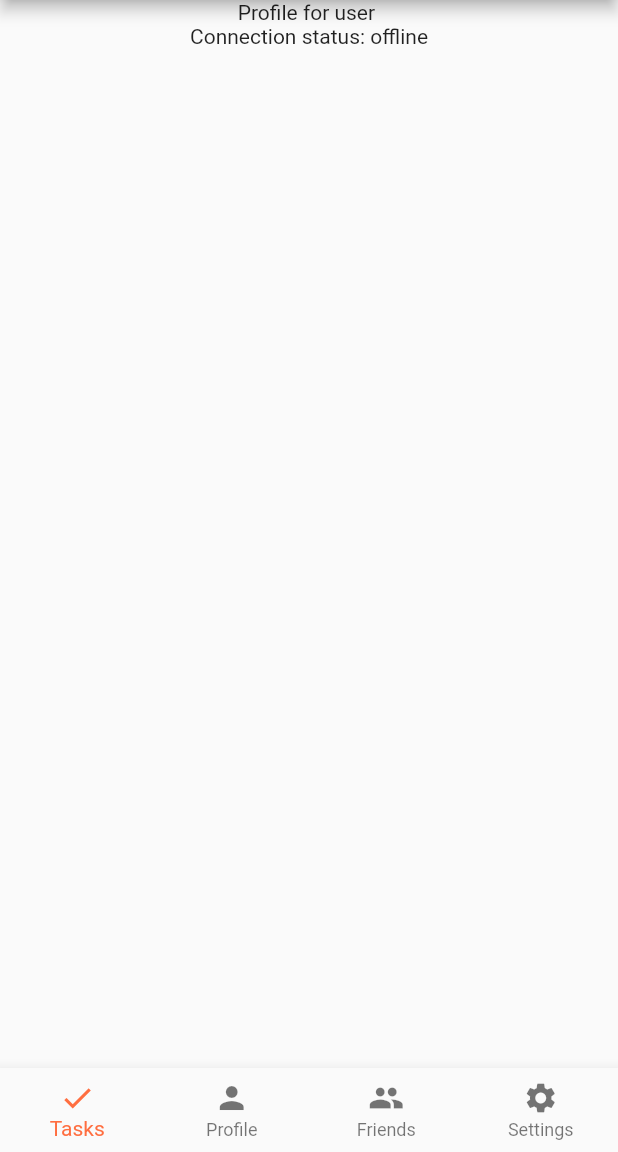
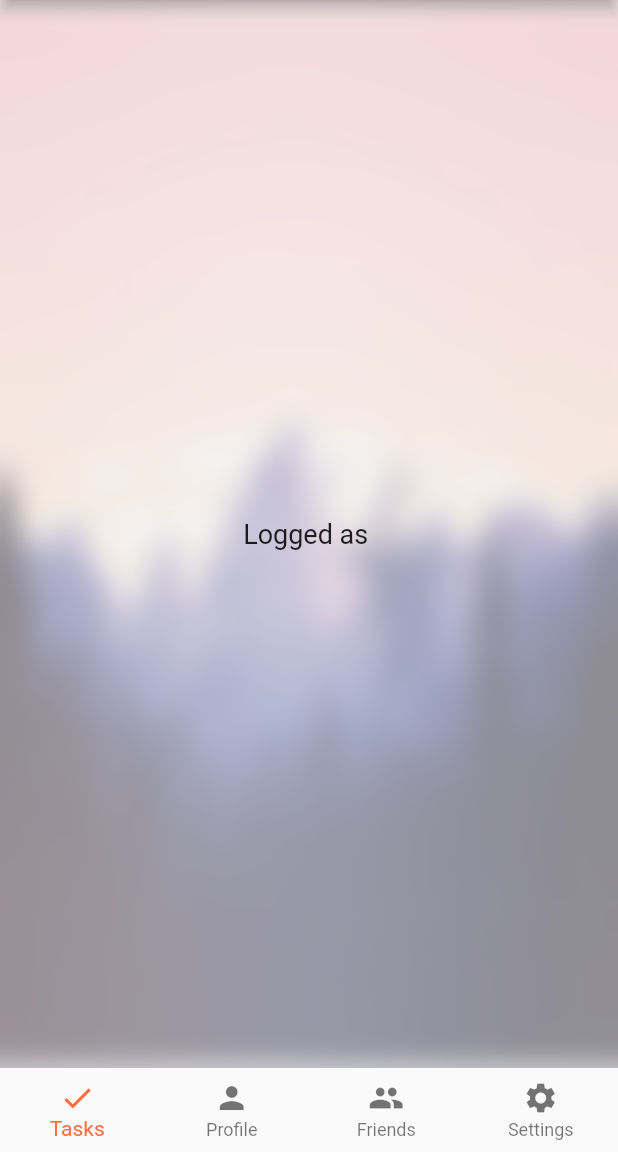
Before and after one commit to cret1x/qreoh, a Flutter app: the screen it shows once a user with an empty profile is signed in, swiped to page 2, on a phone screen of 412 x 824 dp, the part 84-1236 px from its top. Run offline on Flutter 3.47's test engine with Material 2 defaults, Android fonts, the phone set to English and light mode, and no system bars; our stand-ins replace cloud_firestore, connectivity_plus, firebase_auth, firebase_core, firebase_database, flutter_riverpod and 2 more; accounts and stored records are empty.

Commit message:
Added frosted glass effect to tasks screen

```diff
--- a/lib/screens/profile/profile.dart
+++ b/lib/screens/profile/profile.dart
@@ -1,3 +1,5 @@
+import 'dart:ui';
+
 import 'package:firebase_auth/firebase_auth.dart';
 import 'package:flutter/material.dart';
 import 'package:flutter_riverpod/flutter_riverpod.dart';
@@ -12,17 +14,80 @@ class ProfileWidget extends ConsumerStatefulWidget {
 }
 
 class _ProfileWidgetState extends ConsumerState<ProfileWidget> {
-
   bool _isOnline = false;
 
   @override
   Widget build(BuildContext context) {
     _isOnline = ref.watch(networkStateProvider);
-    return Column(
+    return Stack(
       children: [
-        Text("Profile for user ${FirebaseAuth.instance.currentUser?.email ?? 'anon'}"),
-        Text("Connection status: ${_isOnline ? "online" : "offline"}"),
+        ConstrainedBox(
+          constraints: const BoxConstraints.expand(),
+          child: Image(
+            image: AssetImage(
+                Theme.of(context).colorScheme.brightness == Brightness.light
+                    ? "graphics/background2.jpg"
+                    : "graphics/background5.jpg"),
+            fit: BoxFit.fill,
+          ),
+        ),
+        Center(
+          child: ClipRect(
+            child: BackdropFilter(
+              filter: ImageFilter.blur(sigmaX: 10.0, sigmaY: 10.0),
+              child: Container(
+                decoration:
+                    BoxDecoration(color: Colors.grey.shade200.withOpacity(0.5)),
+                child: Padding(
+                  padding: const EdgeInsets.all(12.0),
+                  child: Center(
+                    child: Wrap(
+                      children: [
+                        Text(
+                          'Logged as ${FirebaseAuth.instance.currentUser!.email}',
+                          style: TextStyle(fontSize: 18),
+                        ),
+                      ],
+                    ),
+                  ),
+                ),
+              ),
+            ),
+          ),
+        ),
       ],
+    );
+    return DecoratedBox(
+      decoration: BoxDecoration(
+        image: DecorationImage(
+          image: AssetImage(
+              Theme.of(context).colorScheme.brightness == Brightness.light
+                  ? "graphics/background2.jpg"
+                  : "graphics/background5.jpg"),
+          fit: BoxFit.fill,
+        ),
+      ),
+      child: Wrap(runSpacing: 12, children: [
+        SizedBox(
+          child: DecoratedBox(
+            decoration: BoxDecoration(
+              color: Theme.of(context).colorScheme.primaryContainer,
+              borderRadius: BorderRadius.circular(12),
+            ),
+            child: Padding(
+              padding: const EdgeInsets.all(12.0),
+              child: BackdropFilter(
+                filter: ImageFilter.blur(sigmaX: 10.0, sigmaY: 10.0),
+                child: Column(
+                  children: [
+                    const Text("Fuck me"),
+                  ],
+                ),
+              ),
+            ),
+          ),
+        ),
+      ]),
     );
   }
 }
--- a/lib/screens/tasks/task_manager_widget.dart
+++ b/lib/screens/tasks/task_manager_widget.dart
@@ -60,10 +60,11 @@ class _TaskManagerState extends ConsumerState<TaskManagerWidget> {
   @override
   Widget build(BuildContext context) {
     _isOnline = ref.watch(networkStateProvider);
-    return Material(
-        child: DecoratedBox(
-            decoration: BoxDecoration(
-              image: DecorationImage(
+    return Stack(
+      children: [
+        ConstrainedBox(
+          constraints: const BoxConstraints.expand(),
+          child: Image(
             image: AssetImage(
                 Theme.of(context).colorScheme.brightness == Brightness.light
                     ? "graphics/background2.jpg"
@@ -71,17 +72,18 @@ class _TaskManagerState extends ConsumerState<TaskManagerWidget> {
             fit: BoxFit.cover,
           ),
         ),
+        Padding(
+          padding: const EdgeInsets.symmetric(vertical: 20, horizontal: 10),
+          child: ClipRect(
             child: BackdropFilter(
               filter: ImageFilter.blur(sigmaX: 10.0, sigmaY: 10.0),
-              child: Padding(
-                  padding:
-                      const EdgeInsets.symmetric(vertical: 20, horizontal: 10),
-                  child: Wrap(runSpacing: 12, children: [
+              child: Wrap(
+                runSpacing: 12,
+                children: [
                   SizedBox(
                     child: DecoratedBox(
                         decoration: BoxDecoration(
-                            color:
-                                Theme.of(context).colorScheme.primaryContainer,
+                          color: Theme.of(context).colorScheme.primaryContainer,
                           borderRadius: BorderRadius.circular(12),
                         ),
                         child: Padding(
@@ -95,17 +97,14 @@ class _TaskManagerState extends ConsumerState<TaskManagerWidget> {
                                     Expanded(
                                         child: Padding(
                                             padding: const EdgeInsets.only(
-                                                  left: 8,
-                                                  right: 16,
-                                                  bottom: 4),
+                                                left: 8, right: 16, bottom: 4),
                                             child: Container(
                                                 height: 40,
                                                 decoration: BoxDecoration(
                                                   border: Border(
                                                     bottom: BorderSide(
                                                         width: 2.0,
-                                                          color:
-                                                              Theme.of(context)
+                                                        color: Theme.of(context)
                                                             .colorScheme
                                                             .secondary),
                                                   ),
@@ -114,8 +113,8 @@ class _TaskManagerState extends ConsumerState<TaskManagerWidget> {
                                                     const EdgeInsets.fromLTRB(
                                                         0, 0, 12, 0),
                                                 child: Center(
-                                                      child: Text(_current
-                                                          .getName()))))),
+                                                    child: Text(
+                                                        _current.getName()))))),
                                     SizedBox(
                                         height: 40,
                                         child: DecoratedBox(
@@ -136,8 +135,8 @@ class _TaskManagerState extends ConsumerState<TaskManagerWidget> {
                                                             FoldersWidget(
                                                                 _current)));
                                               },
-                                                icon: const Icon(
-                                                    Icons.folder_open),
+                                              icon:
+                                                  const Icon(Icons.folder_open),
                                               color: Colors.white,
                                             ))))
                                   ],
@@ -159,15 +158,13 @@ class _TaskManagerState extends ConsumerState<TaskManagerWidget> {
                                               ),
                                             ),
                                             child: Padding(
-                                                  padding:
-                                                      const EdgeInsets.only(
+                                                padding: const EdgeInsets.only(
                                                     right: 12, left: 18),
                                                 child:
                                                     DropdownButtonHideUnderline(
                                                         child: DropdownButton<
                                                                 SortRule>(
-                                                              alignment:
-                                                                  Alignment
+                                                            alignment: Alignment
                                                                 .center,
                                                             borderRadius:
                                                                 BorderRadius
@@ -267,7 +264,12 @@ class _TaskManagerState extends ConsumerState<TaskManagerWidget> {
                     folder: _current,
                     sort: _sortRule,
                   ),
-                  ])),
-            )));
+                ],
+              ),
+            ),
+          ),
+        ),
+      ],
+    );
   }
 }
```
Lines whose indentation alone changed are shown as unchanged.
